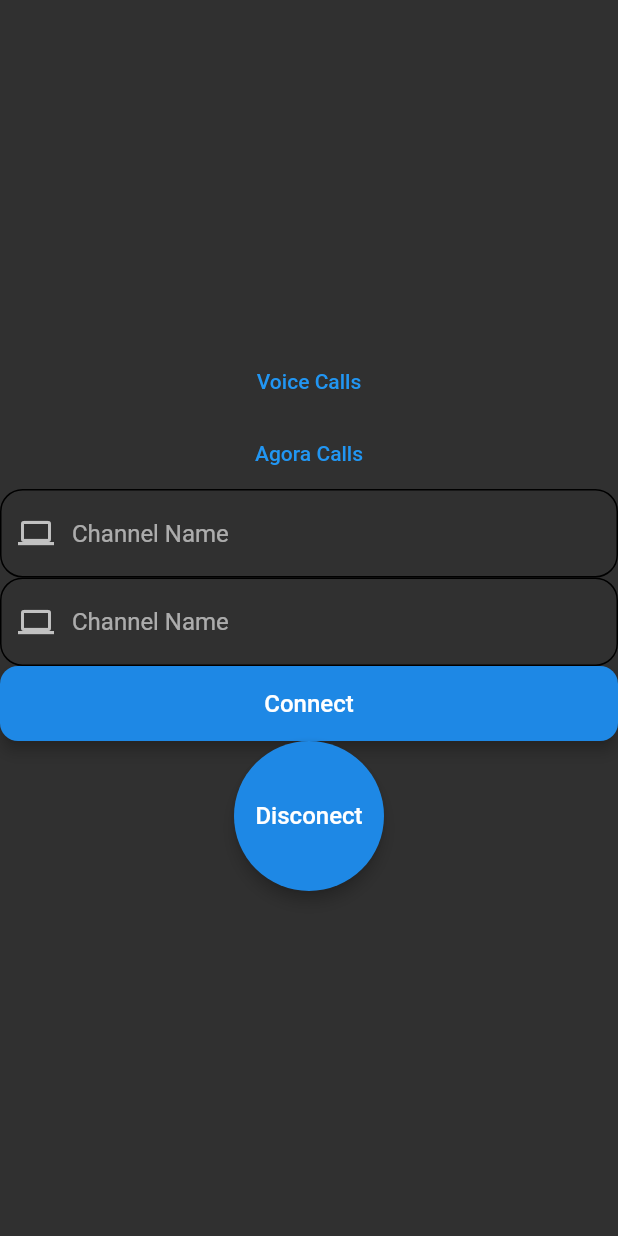
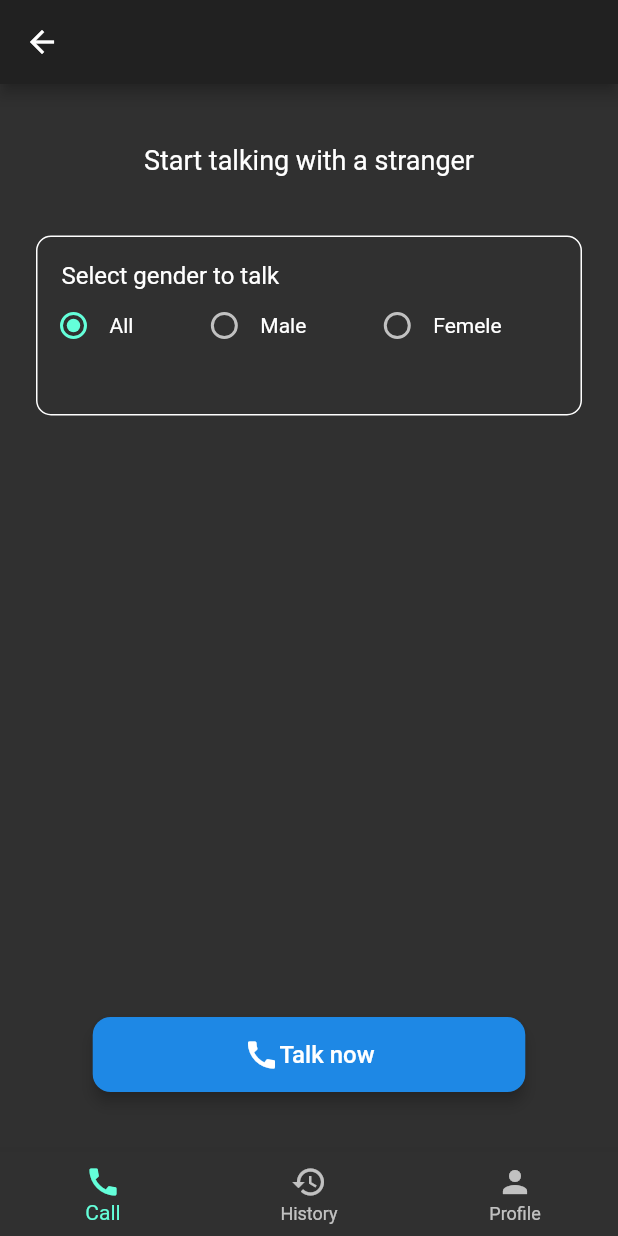
Before and after one commit to satishsoni777/hablar-client, a Flutter app: the HomePage screen opened by its route, on a phone screen of 412 x 824 dp. Run offline on Flutter 3.47's test engine with Material 2 defaults, Android fonts, the phone set to English and light mode, and no system bars; our stand-ins replace firebase_auth, firebase_core, flutter_signin_button, google_sign_in, permission_handler, shared_preferences; missing offline and left inert: agora_rtc_engine, agora_rtm, dart:html, flutter_background, flutter_simple_dependency_injection, flutter_webrtc; accounts and stored records are empty.

Commit message:
Code updated

```diff
--- a/lib/components/app_button.dart
+++ b/lib/components/app_button.dart
@@ -13,6 +13,7 @@
   final TextStyle textStyle;
   final ShapeBorder shapeBorder;
   final double height;
+  final Widget icon;
   const AppButton(
       {Key key,
       @required this.onPressed,
@@ -20,8 +21,9 @@
       this.elevation = 4.0,
       this.isDisabled = false,
       this.loader,
+      this.icon,
       this.text,
-      this.height=50.0,
+      this.height = 50.0,
       this.shapeBorder,
       this.textStyle,
       this.isLoading = false})
@@ -41,11 +43,18 @@
                 children: [CircularProgressIndicator()],
               )
             : Center(
-                child: (child ??
-                    Text(
-                      text,
-                      style: const TextStyle(fontSize: 16),
-                    )),
+                child: child ??
+                    Row(
+                      mainAxisAlignment: MainAxisAlignment.center,
+                      crossAxisAlignment: CrossAxisAlignment.center,
+                      children: [
+                        icon ?? Container(),
+                        Text(
+                          text,
+                          style: const TextStyle(fontSize: 16),
+                        ),
+                      ],
+                    ),
               ),
         disabledColor: Theme.of(context).disabledColor,
         onPressed: !isDisabled ? () => !isLoading ? onPressed() : () {} : null,
--- a/lib/config/agora_config.dart
+++ b/lib/config/agora_config.dart
@@ -3,24 +3,17 @@
   static const appId = 'a147bdc47c1843b285e4269c60a719c3';
 
   /// Please refer to https://docs.agora.io/en/Agora%20Platform/token
-  static const token =
-      '006a147bdc47c1843b285e4269c60a719c3IAC7pmvAoN+P5iLddIXWZwAG7KY0gwFOxtH9cVBICSe1o8pasEgAAAAAEACOGXX2hduaYAEAAQCE25pg';
 
-  static const tokenTeasy='0069d8272590d614b45b23f0acaf03a73d0IACAgqJO3KsA/ACHEuCFhzoh+A4G6fg1cAsCXG4PcNZcUJn0VqIAAAAAEAD4YHXY6ayeYAEAAQDprJ5g';
+  static const tokenTeasy =
+      '0069d8272590d614b45b23f0acaf03a73d0IABfI1AU0zm1cPQ+D2sP17NxTZ5BCQtBRKjzkxElKLjniJn0VqIAAAAAEAAZP2Q5BKX9YAEAAQACpf1g';
 
-  static const chennelTeasy='teasy' ;
-
-  /// Your channel ID
-  static const channelName = 'takeiteasy';
+  static const channelName = 'teasy';
 
   /// Your string user ID
   static const stringUid = '1dcabaa9d40448d9ad754e99fa430192';
 
-  static const appScrt = '1dcabaa9d40448d9ad754e99fa430192';
 
-  static const appTeasyScrt='77286da60e2a4159b82f3241c75e6d92';
-
-  static const apIdTeasy='9d8272590d614b45b23f0acaf03a73d0';
+  static const apIdTeasy = '9d8272590d614b45b23f0acaf03a73d0';
 
 // static const chnnelId='https://console.agora.io/invite?sign=959ff60cd2af228fdf9a174a8855ed58%253A5908fa2614af65c6cf49f8d6f9ce7bb8cec0fa5399e1a443ae835cbac73f93ef';
 }
--- a/lib/modules/home/home.dart
+++ b/lib/modules/home/home.dart
@@ -1,6 +1,7 @@
 import 'package:flutter/material.dart';
-import 'package:take_it_easy/components/app_button.dart';
-import 'package:take_it_easy/components/app_textfield.dart';
+import 'package:take_it_easy/modules/history_page/call_history.dart';
+import 'package:take_it_easy/modules/home/initiate_call_page.dart';
+import 'package:take_it_easy/modules/profile/profile.dart';
 import 'package:take_it_easy/rtc/agora_rtc/voice_call_managar.dart';
 
 // ignore: must_be_immutable
@@ -13,6 +14,7 @@
   AgoraVoiceManager agoraVoiceManager;
   final TextEditingController _userName = new TextEditingController();
   final TextEditingController _channelName = new TextEditingController();
+  HomeTabs homeTabs = HomeTabs.Call;
   @override
   initState() {
     agoraVoiceManager = AgoraVoiceManager();
@@ -26,58 +28,30 @@
     super.dispose();
   }
 
-  Widget _body() {
-    return TextButton(onPressed: () {}, child: Text("Voice Calls"));
-  }
-
-  Widget _agora() {
-    return TextButton(
-        onPressed: () {
-          agoraVoiceManager.dispose();
-        },
-        child: Text("Agora Calls"));
-  }
-
-  Widget _join() {
-    return Column(
-      children: [
-        AppTxtFld(
-          controller: _userName,
-        ),
-        AppTxtFld(
-          controller: _channelName,
-        ),
-        AppButton(
-          onPressed: () async {
-           await  agoraVoiceManager.initPlatformState();
-          },
-          text: "Connect",
-        ),
-        AppButton(
-            onPressed: () async {
-              agoraVoiceManager.dispose();
-            },
-            shapeBorder: CircleBorder(),
-            text: "Disconect",
-            height: 100.0)
-      ],
-    );
-  }
-
   @override
   Widget build(BuildContext context) {
+    final tabs = <HomeTabs, Widget>{
+      HomeTabs.Call: InitateCall(),
+      HomeTabs.History: CallHistory(),
+      HomeTabs.Profile: UserProfile()
+    };
     return Scaffold(
-      body: Center(
-        child: Column(
-          mainAxisAlignment: MainAxisAlignment.center,
-          crossAxisAlignment: CrossAxisAlignment.center,
-          children: [
-            _body(),
-            _agora(),
-            _join(),
+      appBar: AppBar(),
+        bottomNavigationBar: BottomNavigationBar(
+          currentIndex: homeTabs.index,
+          onTap: (value) {
+            homeTabs = HomeTabs.values[value];
+            setState(() {});
+          },
+          items: [
+            BottomNavigationBarItem(icon: Icon(Icons.call), label: 'Call'),
+            BottomNavigationBarItem(
+                icon: Icon(Icons.history), label: 'History'),
+            BottomNavigationBarItem(icon: Icon(Icons.person), label: 'Profile')
           ],
         ),
-      ),
-    );
+        body: tabs[homeTabs]);
   }
 }
+
+enum HomeTabs { Call, History, Profile }
--- /dev/null
+++ b/lib/modules/home/initiate_call_page.dart
@@ -0,0 +1,150 @@
+import 'package:flutter/material.dart';
+import 'package:take_it_easy/components/app_button.dart';
+import 'package:take_it_easy/resources/strings/app_strings.dart';
+import 'package:take_it_easy/rtc/agora_rtc/voice_call_managar.dart';
+import 'package:take_it_easy/style/app_colors.dart';
+import 'package:take_it_easy/style/font.dart';
+import 'package:take_it_easy/style/spacing.dart';
+
+class InitateCall extends StatefulWidget {
+  const InitateCall({Key key}) : super(key: key);
+
+  @override
+  _InitateCallState createState() => _InitateCallState();
+}
+
+class _InitateCallState extends State<InitateCall> {
+  AgoraVoiceManager agoraVoiceManager;
+
+  final TextEditingController _userName = new TextEditingController();
+
+  final TextEditingController _channelName = new TextEditingController();
+  int _radio = 0;
+
+  @override
+  initState() {
+    agoraVoiceManager = AgoraVoiceManager();
+    // agoraVoiceManager.initPlatformState();
+    super.initState();
+  }
+
+  @override
+  dispose() {
+    agoraVoiceManager?.dispose();
+    super.dispose();
+  }
+
+  void _callNow() async {
+    await agoraVoiceManager.initPlatformState();
+  }
+
+  Widget _body() {
+    return SizedBox(
+      width: MediaQuery.of(context).size.width * .7,
+      child: AppButton(
+        onPressed: () {
+          _callNow();
+        },
+        icon: Icon(Icons.call),
+        text: "Talk now",
+      ),
+    );
+  }
+
+  void _onChangeradio(v) {
+    this._radio = v;
+    setState(() {});
+  }
+
+  Widget _selectGender() {
+    return Container(
+      height: 120.0,
+      padding: const EdgeInsets.only(
+        top: Spacing.defaultMargin,
+        bottom: Spacing.defaultMargin,
+      ),
+      width: double.infinity,
+      child: Column(
+        crossAxisAlignment: CrossAxisAlignment.start,
+        children: [
+          Padding(
+            padding:
+                const EdgeInsets.symmetric(horizontal: Spacing.defaultMargin),
+            child: Text(
+              "Select gender to talk",
+              style: const TextStyle(fontSize: FontSize.subtitle),
+            ),
+          ),
+          Row(
+            mainAxisAlignment: MainAxisAlignment.spaceBetween,
+            children: [
+              Row(
+                children: [
+                  Radio(
+                    value: 0,
+                    groupValue: _radio,
+                    onChanged: _onChangeradio,
+                  ),
+                  Text("All")
+                ],
+              ),
+              Row(
+                children: [
+                  Radio(
+                      value: 1, groupValue: _radio, onChanged: _onChangeradio),
+                  Text("Male")
+                ],
+              ),
+              Row(
+                children: [
+                  Radio(
+                      value: 2, groupValue: _radio, onChanged: _onChangeradio),
+                  Text("Femele")
+                ],
+              ),
+              const SizedBox(
+                width: 16,
+              ),
+            ],
+          ),
+        ],
+      ),
+      decoration: BoxDecoration(
+          border: Border.all(color: AppColors.white),
+          borderRadius: BorderRadius.circular(10)),
+    );
+  }
+
+  @override
+  Widget build(BuildContext context) {
+    return Scaffold(
+      body: Center(
+        child: Padding(
+          padding: const EdgeInsets.symmetric(horizontal: Spacing.marginLarge),
+          child: Column(
+            mainAxisAlignment: MainAxisAlignment.start,
+            crossAxisAlignment: CrossAxisAlignment.center,
+            children: [
+              const SizedBox(
+                height: 40.0,
+              ),
+              Text(
+                AppStrings.of(context).startTalkingBuddy,
+                style: const TextStyle(fontSize: FontSize.title),
+              ),
+              const SizedBox(
+                height: 40.0,
+              ),
+              _selectGender(),
+              const Spacer(),
+              _body(),
+              const SizedBox(
+                height: 40.0,
+              ),
+            ],
+          ),
+        ),
+      ),
+    );
+  }
+}
--- a/lib/navigation/routes.dart
+++ b/lib/navigation/routes.dart
@@ -1,6 +1,6 @@
 import 'package:flutter/material.dart';
 import 'package:take_it_easy/di/di_initializer.dart';
-import 'package:take_it_easy/modules/authentication/auth.dart';
+import 'package:take_it_easy/modules/authentication/view/auth.dart';
 import 'package:take_it_easy/modules/home/home.dart';
 import 'package:take_it_easy/modules/video_call/video_call.dart';
 import 'package:take_it_easy/modules/voice_call/voice_call.dart';
--- a/lib/resources/strings/app_strings.dart
+++ b/lib/resources/strings/app_strings.dart
@@ -1,3 +1,13 @@
-class Endpoints {
+import 'package:flutter/material.dart';
 
+class Endpoints {}
+
+class AppStrings {
+  AppStrings._();
+  static AppStrings _instance = AppStrings._();
+  static AppStrings of(BuildContext context) {
+    return _instance;
+  }
+
+  get startTalkingBuddy => 'Start talking with a stranger';
 }
--- a/lib/rtc/webrtc/agora_rtm.dart
+++ b/lib/rtc/webrtc/agora_rtm.dart
@@ -9,7 +9,7 @@
   }
 
   logIn() {
-    _client.login(AgoraConfig.token, '1234');
+    _client.login(AgoraConfig.tokenTeasy, '1234');
   }
 
   join() async {
--- a/lib/style/spacing.dart
+++ b/lib/style/spacing.dart
@@ -7,6 +7,7 @@
   static const double mediumMargin = 12;
   static const double smallMargin = 8;
   static const double halfSmallMargin = 4;
+  static const double marginLarge=24;
 
   //Height
   static const sizeBoxHt2 = const SizedBox(height: 2.0);
```
Also changed, not shown: lib/components/loader_widget.dart (added, +17 -0 lines), lib/modules/history_page/call_history.dart (added, +12 -0 lines), lib/modules/profile/profile.dart (added, +59 -0 lines), lib/modules/search_partner_screen.dart/search_partner.dart (added, +10 -0 lines), lib/rtc/agora_rtc/agora_channel.dart (+7 -2 lines), lib/rtc/agora_rtc/voice_call_managar.dart (+30 -10 lines), lib/modules/authentication/view/auth.dart (renamed from lib/modules/authentication/auth.dart).
